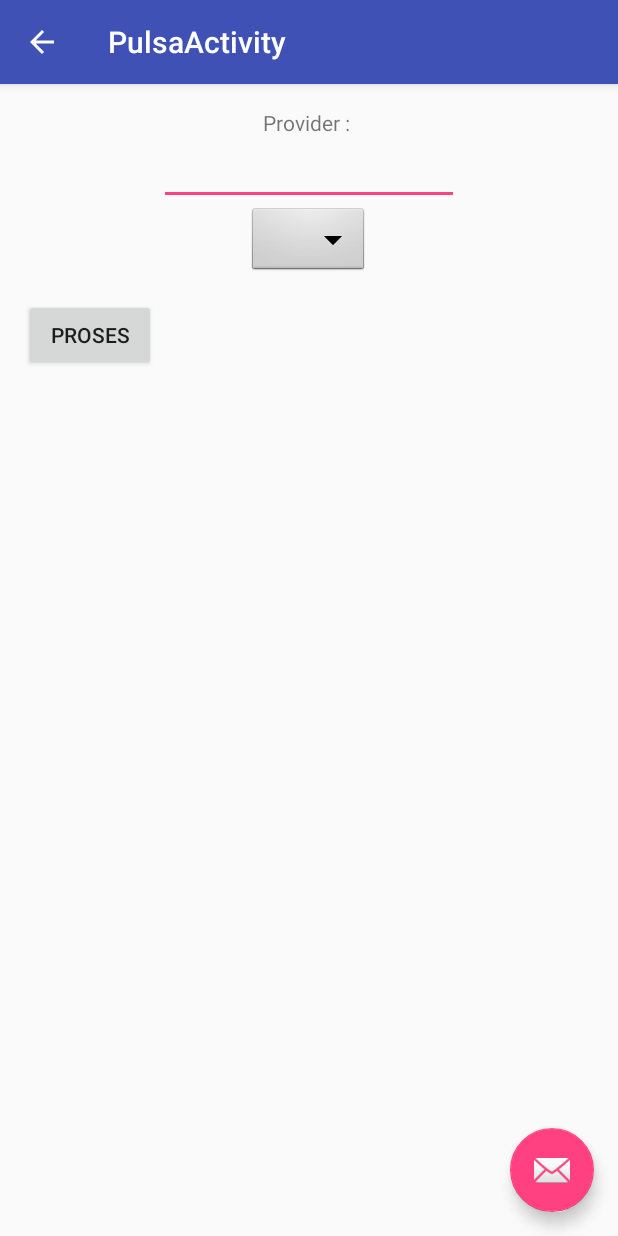
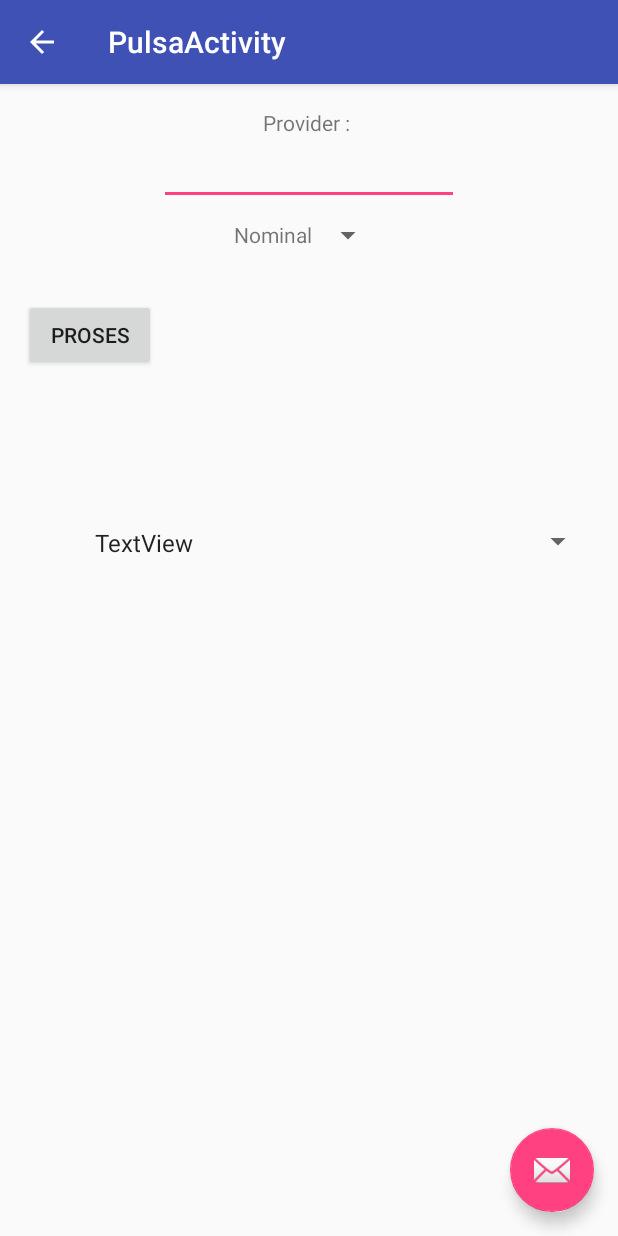
Before and after one commit to Dtech-Dev/SmartPay, an Android app: the PulsaActivity screen opened directly, with no data from a screen before it, on a phone screen of 412 x 824 dp. Run offline under Robolectric (Android 15) with nearby library versions, the phone set to English and light mode, and no system bars.

Commit message:
Isi Pulsa Activity II

```diff
--- a/app/src/main/java/com/dtech/smartpulsa/MainActivity.java
+++ b/app/src/main/java/com/dtech/smartpulsa/MainActivity.java
@@ -55,7 +55,7 @@ public class MainActivity extends AppCompatActivity {
             }
         });
 
-        predictNumber = new PredictNumber();
+        predictNumber = new PredictNumber(this);
         predictNumber.readNumber("081126");
 
         String kartu = predictNumber.getTypeNumber();
--- a/app/src/main/java/com/dtech/smartpulsa/PredictNumber.java
+++ b/app/src/main/java/com/dtech/smartpulsa/PredictNumber.java
@@ -1,4 +1,13 @@
 package com.dtech.smartpulsa;
+
+import android.app.Dialog;
+import android.content.Context;
+import android.view.View;
+import android.widget.Button;
+import android.widget.TextView;
+import android.widget.Toast;
+
+import com.dtech.smartpulsa.feature.PulsaActivity;
 
 import java.util.Arrays;
 import java.util.List;
@@ -9,6 +18,7 @@ import java.util.List;
 
 public class PredictNumber {
 
+    Context context;
     public String typeNumber;
     public String kodeTransaksi;
     public String typeSimpati;
@@ -22,18 +32,49 @@ public class PredictNumber {
             "082229", "082230", "082231", "082232", "082233", "082234", "082264", "082330",
             "082331", "082332", "082333", "082334", "082335", "082336", "082337", "082338");
 
+
+    public PredictNumber(Context context) {
+        this.context = context;
+    }
+
     public void readNumber(String typeNumber) {
         String subed = typeNumber.substring(0, 4);
-        switch (subed) {
-            case "0895":
-            case "0896":
+        if (subed.equals("0855") || subed.equals("0856") || subed.equals("0857") || subed.equals("0858") ||
+                subed.equals("0814") || subed.equals("0815") || subed.equals("0816")) {
+            setTypeNumber("Indosat");
+            setKodeTransaksi("i");
+        } else if (subed.equals("0811") || subed.equals("0812") || subed.equals("0813") || subed.equals("0821")
+                || subed.equals("0822") || subed.equals("0823") || subed.equals("0852") || subed.equals("0853")
+                || subed.equals("0851")) {
+            readSimpati(typeNumber);
+        } else {
+            /*final Dialog dialog = new Dialog(context);
+            dialog.setContentView(R.layout.dialog_provider);
+            dialog.setTitle("Oopss");
+            TextView txtError = (TextView) dialog.findViewById(R.id.textProviderNull);
+            txtError.setText("Nomor Tidak Dikenali");
+
+            Button btnError = (Button) dialog.findViewById(R.id.btnProviderNull);
+            btnError.setOnClickListener(new View.OnClickListener() {
+                @Override
+                public void onClick(View v) {
+                    dialog.dismiss();
+                }
+            });
+            dialog.show();
+            */
+            //Toast.makeText(context, "")
+        }
+        /**/
+        /*switch (subed) {
+            case "0895": case "0896":
                 setTypeNumber("xl");
                 setKodeTransaksi("xr");
                 break;
             case "0811":
                 readSimpati(typeNumber);
                 break;
-        }
+        }*/
     }
 
 
--- a/app/src/main/res/layout/content_pulsa.xml
+++ b/app/src/main/res/layout/content_pulsa.xml
@@ -57,17 +57,31 @@
                 android:layout_height="wrap_content"
                 android:id="@+id/editOtherNumber"
                 android:layout_below="@+id/txtOtherNumber"
-                android:layout_centerHorizontal="true"/>
+                android:layout_centerHorizontal="true"
+                android:phoneNumber="true" />
 
-            <Spinner
+
+            <RelativeLayout
                 android:layout_width="wrap_content"
                 android:layout_height="wrap_content"
-                android:id="@+id/spinnerKode"
                 android:layout_centerHorizontal="true"
-                android:prompt="@string/spinner_title"
-                android:layout_below="@+id/editOtherNumber"
-                style="@android:style/Widget.Spinner"
-                android:spinnerMode="dropdown" />
+                android:layout_marginTop="10dp"
+                android:layout_below="@+id/editOtherNumber">
+                <TextView
+                    android:layout_width="wrap_content"
+                    android:layout_height="wrap_content"
+                    android:text="Nominal"
+                    android:id="@+id/tspin"/>
+                <Spinner
+                    android:layout_width="wrap_content"
+                    android:layout_height="wrap_content"
+                    android:id="@+id/spinnerKode"
+                    android:layout_centerHorizontal="true"
+                    android:prompt="@string/spinner_title"
+                    android:layout_toRightOf="@+id/tspin"
+                    android:layout_alignBottom="@+id/tspin"
+                    style="@style/Widget.AppCompat.Spinner" />
+            </RelativeLayout>
 
         </RelativeLayout>
     </RelativeLayout>
@@ -90,4 +104,27 @@
         android:layout_alignParentStart="true"
         android:layout_marginTop="127dp" />
 
+    <TextView
+        android:text="TextView"
+        android:layout_width="wrap_content"
+        android:layout_height="wrap_content"
+        android:layout_below="@+id/bTransac"
+        android:layout_toRightOf="@+id/provider"
+        android:layout_toEndOf="@+id/provider"
+        android:layout_marginLeft="39dp"
+        android:layout_marginStart="39dp"
+        android:layout_marginTop="103dp"
+        android:id="@+id/textView5"
+        style="@style/Widget.AppCompat.TextView.SpinnerItem" />
+
+    <Spinner
+        android:layout_width="match_parent"
+        android:layout_height="wrap_content"
+        android:layout_alignBottom="@+id/textView5"
+        android:layout_toRightOf="@+id/textView5"
+        android:layout_toEndOf="@+id/textView5"
+        android:layout_marginLeft="15dp"
+        android:layout_marginStart="15dp"
+        android:id="@+id/spinner" />
+
 </RelativeLayout>
```
Also changed, not shown: app/src/main/java/com/dtech/smartpulsa/feature/PulsaActivity.java (+23 -3 lines), app/src/main/res/layout/dialog_provider.xml (added, +19 -0 lines).
